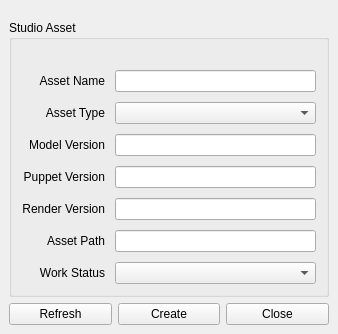
subing85/packages_test, file assets/assetTool_ui.ui: the form before one commit.
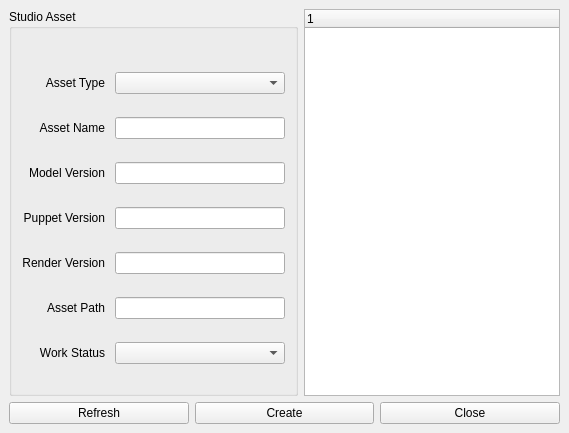
The form after the commit.

Commit message: studioPuppet for Blender

```diff
--- a/assets/assetTool_ui.ui
+++ b/assets/assetTool_ui.ui
@@ -6,8 +6,8 @@
    <rect>
     <x>0</x>
     <y>0</y>
-    <width>338</width>
-    <height>315</height>
+    <width>569</width>
+    <height>433</height>
    </rect>
   </property>
   <property name="windowTitle">
@@ -15,9 +15,8 @@
   </property>
   <widget class="QWidget" name="centralwidget">
    <layout class="QVBoxLayout" name="verticalLayout">
-    <property name="topMargin">
-     <number>20</number>
-    </property>
+    <item>
+     <layout class="QHBoxLayout" name="horizontalLayout_2">
     <item>
      <widget class="QGroupBox" name="groupBox">
       <property name="title">
@@ -39,7 +38,17 @@
        <property name="spacing">
         <number>10</number>
        </property>
-       <item row="6" column="0">
+         <item row="5" column="0">
+          <widget class="QLabel" name="label_renderVersion">
+           <property name="text">
+            <string>Render Version</string>
+           </property>
+           <property name="alignment">
+            <set>Qt::AlignRight|Qt::AlignTrailing|Qt::AlignVCenter</set>
+           </property>
+          </widget>
+         </item>
+         <item row="7" column="0">
         <widget class="QLabel" name="label_workStatus">
          <property name="text">
           <string>Work Status</string>
@@ -49,10 +58,7 @@
          </property>
         </widget>
        </item>
-       <item row="4" column="1">
-        <widget class="QLineEdit" name="lineEdit_renderVersion"/>
-       </item>
-       <item row="2" column="0">
+         <item row="3" column="0">
         <widget class="QLabel" name="label_modelVersion">
          <property name="layoutDirection">
           <enum>Qt::LeftToRight</enum>
@@ -65,17 +71,26 @@
          </property>
         </widget>
        </item>
+         <item row="5" column="1">
+          <widget class="QLineEdit" name="lineEdit_renderVersion"/>
+         </item>
+         <item row="1" column="1">
+          <widget class="QComboBox" name="comboBox_assetType"/>
+         </item>
+         <item row="6" column="0">
+          <widget class="QLabel" name="label_assetPath">
+           <property name="layoutDirection">
+            <enum>Qt::LeftToRight</enum>
+           </property>
+           <property name="text">
+            <string>Asset Path</string>
+           </property>
+           <property name="alignment">
+            <set>Qt::AlignRight|Qt::AlignTrailing|Qt::AlignVCenter</set>
+           </property>
+          </widget>
+         </item>
        <item row="4" column="0">
-        <widget class="QLabel" name="label_renderVersion">
-         <property name="text">
-          <string>Render Version</string>
-         </property>
-         <property name="alignment">
-          <set>Qt::AlignRight|Qt::AlignTrailing|Qt::AlignVCenter</set>
-         </property>
-        </widget>
-       </item>
-       <item row="3" column="0">
         <widget class="QLabel" name="label_puppetVersion">
          <property name="layoutDirection">
           <enum>Qt::LeftToRight</enum>
@@ -88,6 +103,18 @@
          </property>
         </widget>
        </item>
+         <item row="3" column="1">
+          <widget class="QLineEdit" name="lineEdit_modelVersion"/>
+         </item>
+         <item row="6" column="1">
+          <widget class="QLineEdit" name="lineEdit_assetPath"/>
+         </item>
+         <item row="4" column="1">
+          <widget class="QLineEdit" name="lineEdit_puppetVersion"/>
+         </item>
+         <item row="7" column="1">
+          <widget class="QComboBox" name="comboBox_workStatus"/>
+         </item>
        <item row="1" column="0">
         <widget class="QLabel" name="label_assetType">
          <property name="text">
@@ -98,19 +125,10 @@
          </property>
         </widget>
        </item>
-       <item row="0" column="1">
+         <item row="2" column="1">
         <widget class="QLineEdit" name="lineEdit_assetName"/>
        </item>
-       <item row="1" column="1">
-        <widget class="QComboBox" name="comboBox_assetType"/>
-       </item>
-       <item row="3" column="1">
-        <widget class="QLineEdit" name="lineEdit_puppetVersion"/>
-       </item>
-       <item row="5" column="1">
-        <widget class="QLineEdit" name="lineEdit_assetPath"/>
-       </item>
-       <item row="0" column="0">
+         <item row="2" column="0">
         <widget class="QLabel" name="label_assetName">
          <property name="layoutDirection">
           <enum>Qt::LeftToRight</enum>
@@ -123,27 +141,31 @@
          </property>
         </widget>
        </item>
-       <item row="5" column="0">
-        <widget class="QLabel" name="label_assetPath">
-         <property name="layoutDirection">
-          <enum>Qt::LeftToRight</enum>
-         </property>
+        </layout>
+       </widget>
+      </item>
+      <item>
+       <widget class="QTreeWidget" name="treeWidget">
+        <property name="sizePolicy">
+         <sizepolicy hsizetype="Preferred" vsizetype="Expanding">
+          <horstretch>0</horstretch>
+          <verstretch>0</verstretch>
+         </sizepolicy>
+        </property>
+        <property name="alternatingRowColors">
+         <bool>true</bool>
+        </property>
+        <property name="headerHidden">
+         <bool>false</bool>
+        </property>
+        <column>
          <property name="text">
-          <string>Asset Path</string>
+          <string notr="true">1</string>
          </property>
-         <property name="alignment">
-          <set>Qt::AlignRight|Qt::AlignTrailing|Qt::AlignVCenter</set>
-         </property>
-        </widget>
-       </item>
-       <item row="2" column="1">
-        <widget class="QLineEdit" name="lineEdit_modelVersion"/>
-       </item>
-       <item row="6" column="1">
-        <widget class="QComboBox" name="comboBox_workStatus"/>
-       </item>
-      </layout>
-     </widget>
+        </column>
+       </widget>
+      </item>
+     </layout>
     </item>
     <item>
      <layout class="QHBoxLayout" name="horizontalLayout">
```
Left out of the diff: 8 changed lines with no effect on the pictures. Lines whose indentation alone changed are shown as unchanged. The commit also changes 37 other files.
